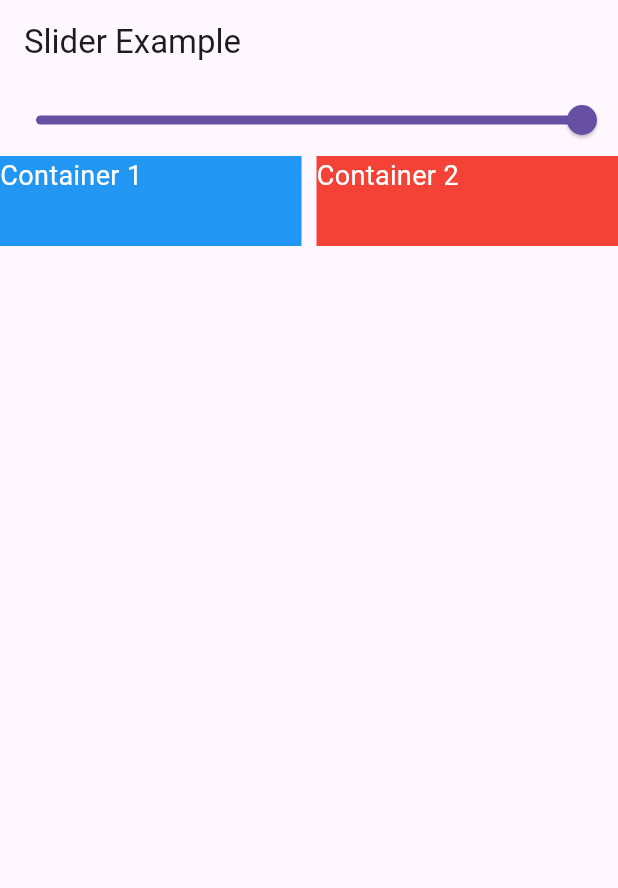
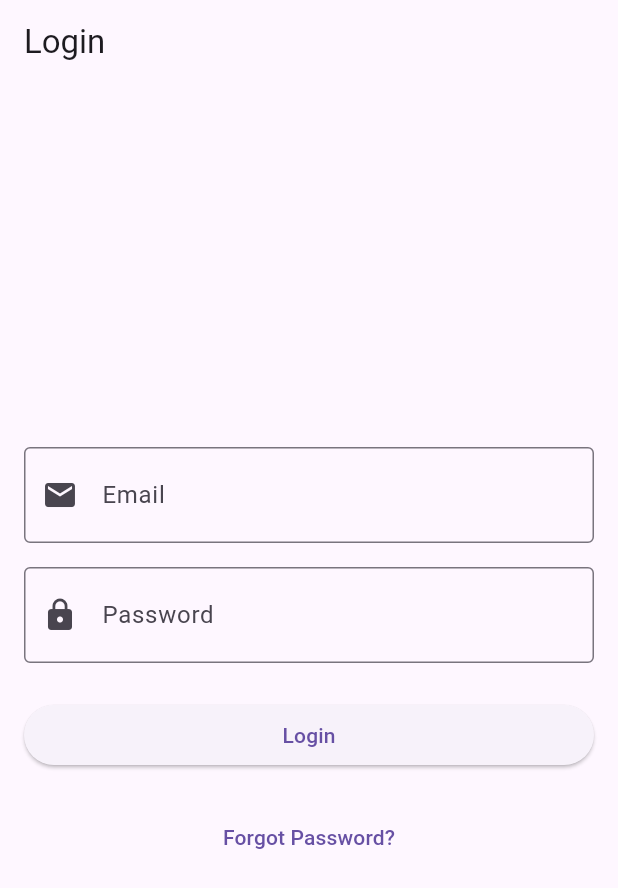
Before and after one commit to narayannalbhe/ecommercekissancart, a Flutter app: the screen it shows after launch, on a phone screen of 412 x 824 dp. Shown: the top 888 px of the screen. Run offline on Flutter 3.47's test engine with Material 3 defaults, Android fonts, the phone set to English and light mode, and no system bars; our stand-ins replace bloc, equatable, flutter_bloc, get, google_fonts.

Commit message:
bloc 26 april 2025

```diff
--- /dev/null
+++ b/lib/bloc/LoginPage.dart
@@ -0,0 +1,173 @@
+import 'package:flutter/material.dart';
+import 'package:flutter_bloc/flutter_bloc.dart';
+import 'package:untitled/bloc/login_bloc.dart';
+
+
+class LoginPage extends StatelessWidget {
+  final TextEditingController _emailController = TextEditingController();
+  final TextEditingController _passwordController = TextEditingController();
+
+  LoginPage({super.key});
+
+  @override
+  Widget build(BuildContext context) {
+    final screenWidth = MediaQuery.of(context).size.width;
+    final isDesktop = screenWidth > 600;
+    final isTablet = screenWidth > 400 && screenWidth <= 600;
+
+    return Scaffold(
+      appBar: isDesktop ? null : AppBar(title: const Text('Login')),
+      body: Center(
+        child: Container(
+          constraints: const BoxConstraints(maxWidth: 800),
+          padding: EdgeInsets.symmetric(
+            horizontal: isDesktop ? 100 : 16,
+            vertical: isDesktop ? 40 : 16,
+          ),
+          child: BlocConsumer<LoginBloc, LoginState>(
+            listener: (context, state) => _handleLoginState(context, state),
+            builder: (context, state) {
+              return SingleChildScrollView(
+                child: Column(
+                  mainAxisAlignment: MainAxisAlignment.center,
+                  children: [
+                    if (isDesktop) ...[
+                      const FlutterLogo(size: 100),
+                      const SizedBox(height: 40),
+                      const Text(
+                        'Welcome Back',
+                        style: TextStyle(
+                          fontSize: 28,
+                          fontWeight: FontWeight.bold,
+                        ),
+                      ),
+                      const SizedBox(height: 20),
+                    ],
+                    _buildEmailField(context, isTablet),
+                    SizedBox(height: isDesktop ? 24 : 16),
+                    _buildPasswordField(context, isTablet),
+                    SizedBox(height: isDesktop ? 32 : 24),
+                    _buildLoginButton(context, state, isDesktop),
+                    if (!isDesktop) ...[
+                      const SizedBox(height: 20),
+                      _buildForgotPassword(context),
+                    ],
+                    if (isDesktop) ...[
+                      const SizedBox(height: 40),
+                      _buildSocialLogin(context),
+                    ],
+                  ],
+                ),
+              );
+            },
+          ),
+        ),
+      ),
+    );
+  }
+
+  void _handleLoginState(BuildContext context, LoginState state) {
+    if (state is AuthSuccess) {
+      Navigator.pushReplacementNamed(context, '/home');
+    } else if (state is AuthFailure) {
+      ScaffoldMessenger.of(context).showSnackBar(
+        SnackBar(content: Text(state.error)),
+      );
+    }
+  }
+
+  Widget _buildEmailField(BuildContext context, bool isTablet) {
+    return TextField(
+      controller: _emailController,
+      decoration: InputDecoration(
+        labelText: 'Email',
+        border: const OutlineInputBorder(),
+        prefixIcon: const Icon(Icons.email),
+        contentPadding: isTablet
+            ? const EdgeInsets.symmetric(vertical: 20, horizontal: 16)
+            : null,
+      ),
+      keyboardType: TextInputType.emailAddress,
+    );
+  }
+
+  Widget _buildPasswordField(BuildContext context, bool isTablet) {
+    return TextField(
+      controller: _passwordController,
+      decoration: InputDecoration(
+        labelText: 'Password',
+        border: const OutlineInputBorder(),
+        prefixIcon: const Icon(Icons.lock),
+        contentPadding: isTablet
+            ? const EdgeInsets.symmetric(vertical: 20, horizontal: 16)
+            : null,
+      ),
+      obscureText: true,
+    );
+  }
+
+  Widget _buildLoginButton(
+      BuildContext context, LoginState state, bool isDesktop) {
+    return SizedBox(
+      width: isDesktop ? 400 : double.infinity,
+      height: isDesktop ? 50 : null,
+      child: ElevatedButton(
+        style: ElevatedButton.styleFrom(
+          padding: isDesktop
+              ? const EdgeInsets.symmetric(vertical: 16)
+              : null,
+        ),
+        onPressed: state is AuthLoading
+            ? null
+            : () {
+          context.read<LoginBloc>().add(
+            LoginEvent(
+              email: _emailController.text.trim(),
+              password: _passwordController.text.trim(),
+            ),
+          );
+        },
+        child: state is AuthLoading
+            ? const CircularProgressIndicator()
+            : Text(
+          'Login',
+          style: TextStyle(
+            fontSize: isDesktop ? 18 : null,
+          ),
+        ),
+      ),
+    );
+  }
+
+  Widget _buildForgotPassword(BuildContext context) {
+    return TextButton(
+      onPressed: () {
+        // Add forgot password logic
+      },
+      child: const Text('Forgot Password?'),
+    );
+  }
+
+  Widget _buildSocialLogin(BuildContext context) {
+    return Column(
+      children: [
+        const Text('Or login with'),
+        const SizedBox(height: 16),
+        Row(
+          mainAxisAlignment: MainAxisAlignment.center,
+          children: [
+            IconButton(
+              icon: const Icon(Icons.g_mobiledata, size: 40),
+              onPressed: () {},
+            ),
+            const SizedBox(width: 20),
+            IconButton(
+              icon: const Icon(Icons.facebook, size: 40),
+              onPressed: () {},
+            ),
+          ],
+        ),
+      ],
+    );
+  }
+}
--- a/lib/bloc/login_bloc.dart
+++ b/lib/bloc/login_bloc.dart
@@ -1,13 +1,36 @@
+import 'dart:async';
+
 import 'package:bloc/bloc.dart';
+import 'package:equatable/equatable.dart';
 import 'package:meta/meta.dart';
 
 part 'login_event.dart';
 part 'login_state.dart';
 
-class LoginBloc extends Bloc<LoginEvent, LoginState> {
-  LoginBloc() : super(LoginInitial()) {
-    on<LoginEvent>((event, emit) {
-      // TODO: implement event handler
-    });
+
+class LoginBloc extends Bloc<AuthEvent, LoginState> {
+  LoginBloc() : super(AuthInitial()) {
+    on<LoginEvent>(_onLoginEvent);
+  }
+
+  FutureOr<void> _onLoginEvent(
+      LoginEvent event,
+      Emitter<LoginState> emit,
+      ) async {
+    emit(AuthLoading());
+
+    try {
+      // Simulate API call delay
+      await Future.delayed(const Duration(seconds: 2));
+
+      // Mock authentication logic
+      if (event.email == 'test@example.com' && event.password == 'password123') {
+        emit(AuthSuccess('mock_token_123'));
+      } else {
+        emit(const AuthFailure('Invalid email or password'));
+      }
+    } catch (e) {
+      emit(AuthFailure(e.toString()));
+    }
   }
 }
--- a/lib/bloc/login_event.dart
+++ b/lib/bloc/login_event.dart
@@ -1,4 +1,19 @@
+
 part of 'login_bloc.dart';
 
-@immutable
-sealed class LoginEvent {}
+abstract class AuthEvent extends Equatable {
+  const AuthEvent();
+
+  @override
+  List<Object> get props => [];
+}
+
+class LoginEvent extends AuthEvent {
+  final String email;
+  final String password;
+
+  const LoginEvent({required this.email, required this.password});
+
+  @override
+  List<Object> get props => [email, password];
+}
--- a/lib/bloc/login_state.dart
+++ b/lib/bloc/login_state.dart
@@ -1,6 +1,30 @@
 part of 'login_bloc.dart';
 
-@immutable
-sealed class LoginState {}
+abstract class LoginState extends Equatable {
+  const LoginState();
 
-final class LoginInitial extends LoginState {}
+  @override
+  List<Object> get props => [];
+}
+
+class AuthInitial extends LoginState {}
+
+class AuthLoading extends LoginState {}
+
+class AuthSuccess extends LoginState {
+  final String token;
+
+  const AuthSuccess(this.token);
+
+  @override
+  List<Object> get props => [token];
+}
+
+class AuthFailure extends LoginState {
+  final String error;
+
+  const AuthFailure(this.error);
+
+  @override
+  List<Object> get props => [error];
+}
--- a/lib/main.dart
+++ b/lib/main.dart
@@ -1,11 +1,17 @@
 import 'package:flutter/material.dart';
+import 'package:flutter_bloc/flutter_bloc.dart';
 import 'package:get/get.dart';
 import 'package:provider/provider.dart';
+import 'package:untitled/Home/HomeView/HomeScreen.dart';
 import 'package:untitled/Splash/SplashScreen.dart';
+import 'package:untitled/bloc/LoginPage.dart';
+import 'package:untitled/bloc/login_bloc.dart';
 import 'package:untitled/provider/CountProvider.dart';
 import 'package:untitled/provider/SliderProvider.dart';
 import 'package:untitled/screens/CountExample.dart';
 import 'package:untitled/screens/SliderExample.dart';
+
+import 'auth/auth_view/login/LoginScreen.dart';
 
 void main() {
   runApp(const MyApp());
@@ -17,17 +23,33 @@ class MyApp extends StatelessWidget {
   // This widget is the root of your application.
   @override
   Widget build(BuildContext context) {
+    return BlocProvider(
+      create: (context) => LoginBloc(),
+          child: MaterialApp(
+            title: 'BLoC Demo',
+            theme: ThemeData(primarySwatch: Colors.blue),
+            home:  LoginPage(),
+            routes: {
+              '/home': (context) => const HomeScreen(),
+              '/login': (context) => LoginPage(),
 
-    return MultiProvider(
-      providers: [
-        ChangeNotifierProvider(create: (_) => SliderProvider(),),
-        ChangeNotifierProvider(create: (_) => CountProvider(),),
-      ],
+            },
+          ),
+        );
+  }
 
-      child: const MaterialApp(
-        title: 'Flutter Demo',
-        home:  SliderExample(),
-      ),
-    );
-  }
+// Widget build(BuildContext context) {
+  //
+  //   return MultiProvider(
+  //     providers: [
+  //       ChangeNotifierProvider(create: (_) => SliderProvider(),),
+  //       ChangeNotifierProvider(create: (_) => CountProvider(),),
+  //     ],
+  //
+  //     child: const MaterialApp(
+  //       title: 'Flutter Demo',
+  //       home:  SliderExample(),
+  //     ),
+  //   );
+  // }
 }
--- a/pubspec.yaml
+++ b/pubspec.yaml
@@ -38,6 +38,9 @@ dependencies:
   google_fonts:
   get: ^4.7.2
   provider: ^6.1.0
+  flutter_bloc: ^8.1.3
+  equatable: ^2.0.5
+
 
 dev_dependencies:
   flutter_test:
```
Also changed, not shown: pubspec.lock.
